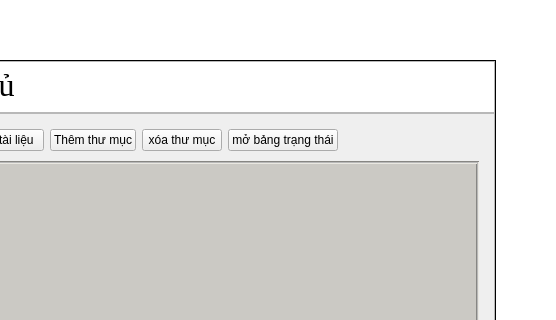
DTNS2905/App_quan_ly_python_qt_, file ui/admin_dashboard.ui: the form before one commit; both pictures show x 411 to 967 and y 0 to 320 of the 967 by 543 pixel window.
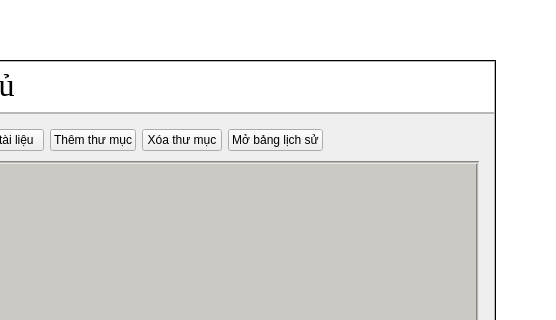
The form after the commit. The open tabs and pages were chosen to show the change. Icons and pictures are not drawn.

```diff
--- a/ui/admin_dashboard.ui
+++ b/ui/admin_dashboard.ui
@@ -1124,7 +1124,7 @@
                      <item row="0" column="3">
                       <widget class="QPushButton" name="remove_folder_button">
                        <property name="text">
-                        <string>xóa thư mục</string>
+                        <string>Xóa thư mục</string>
                        </property>
                        <property name="icon">
                         <iconset resource="../resources.qrc">
@@ -1181,7 +1181,7 @@
                      <item row="0" column="4">
                       <widget class="QPushButton" name="log_button">
                        <property name="text">
-                        <string>mở bảng trạng thái</string>
+                        <string>Mở bảng lịch sử</string>
                        </property>
                        <property name="icon">
                         <iconset resource="../resources.qrc">
```
Left out of the diff: 6 changed lines with no effect on the pictures.
